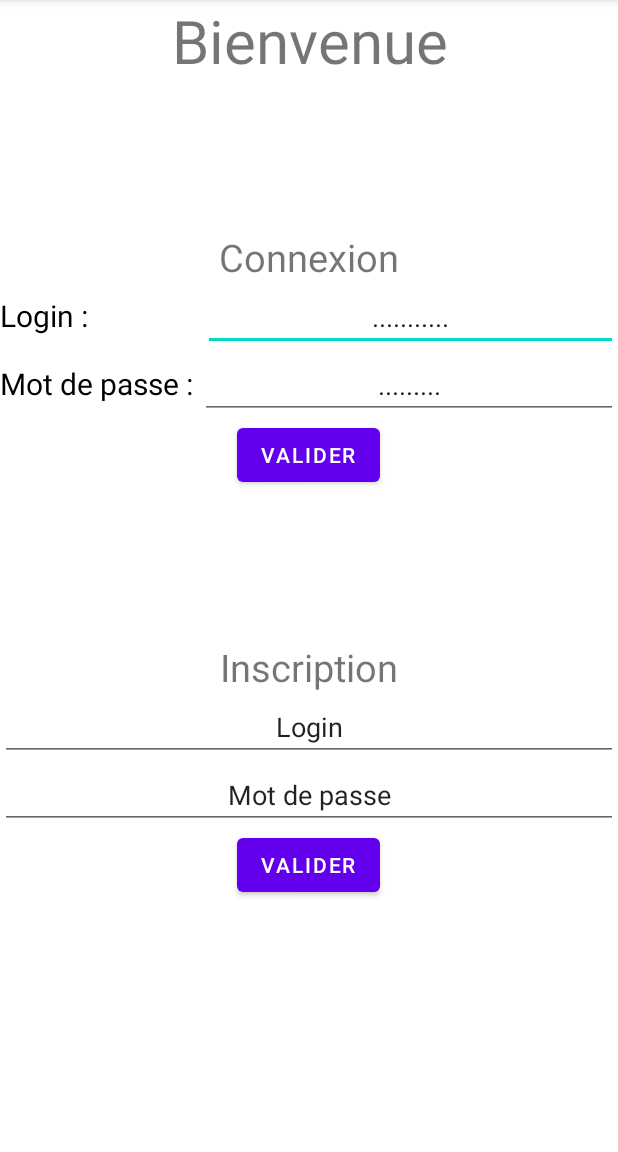
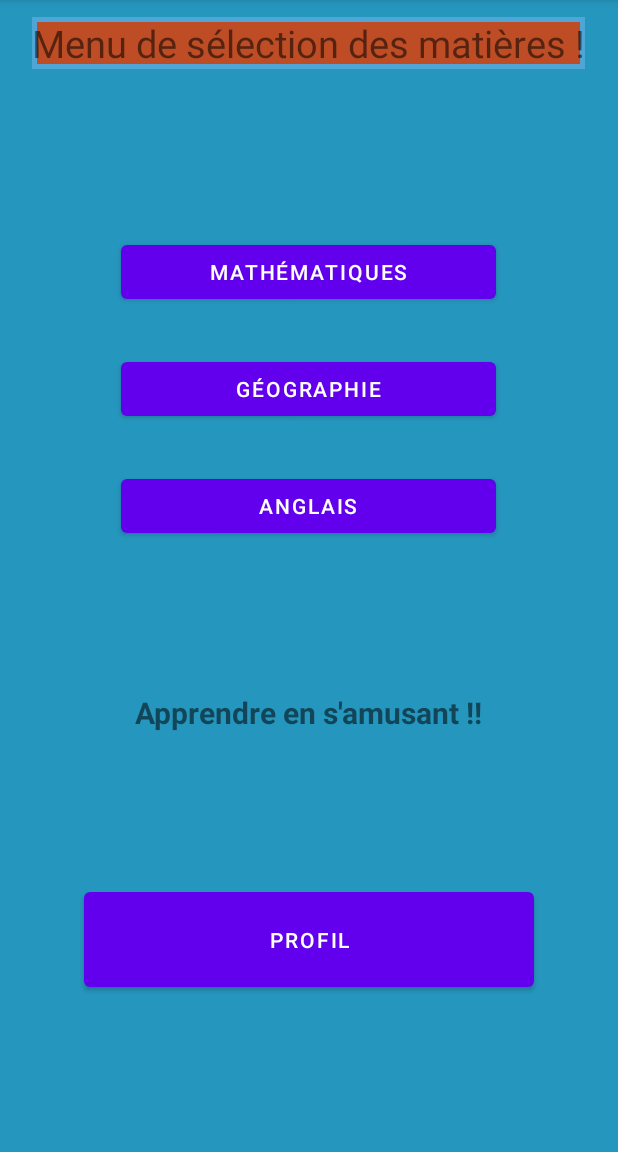
Before and after one commit to CorentinBourgeaud/Ecole-Projet, an Android app: the screen it shows after launch (Connexion before the commit, Accueil after it), after a tap on "VALIDER", on a phone screen of 412 x 824 dp, the part 84-1236 px from its top. Run offline under Robolectric (Android 15) with nearby library versions, the phone set to English and light mode, and no system bars.

Commit message:
INTENT QUI FONCTIONNE UWU

```diff
--- a/app/src/main/AndroidManifest.xml
+++ b/app/src/main/AndroidManifest.xml
@@ -19,6 +19,9 @@
             </intent-filter>
         </activity>
 
+        <activity android:name=".Accueil"
+            android:exported="true" />
+
     </application>
 
 </manifest>
--- a/app/src/main/java/com/example/projetandroid/accueil.java
+++ b/app/src/main/java/com/example/projetandroid/Accueil.java
@@ -6,7 +6,7 @@ import android.view.View;
 import android.widget.EditText;
 import androidx.appcompat.app.AppCompatActivity;
 
-public class accueil extends AppCompatActivity {
+public class Accueil extends AppCompatActivity {
 
     @Override
     protected void onCreate(Bundle savedInstanceState) {
--- a/app/src/main/java/com/example/projetandroid/Connexion.java
+++ b/app/src/main/java/com/example/projetandroid/Connexion.java
@@ -18,8 +18,10 @@ public class Connexion extends AppCompatActivity {
     public void checkConnect(View view){
         EditText loginView = findViewById(R.id.conn_login);
         String login = loginView.getText().toString();
-        Intent intent = new Intent(this, accueil.class);
-        intent.putExtra("nom", login);
+        Intent intent = new Intent(Connexion.this, Accueil.class);
+        //intent.putExtra("nom", login);
         startActivity(intent);
+
+
     }
 }
--- a/app/src/main/res/layout/accueil.xml
+++ b/app/src/main/res/layout/accueil.xml
@@ -5,7 +5,7 @@
     android:layout_width="match_parent"
     android:layout_height="match_parent"
     android:orientation="vertical"
-    tools:context=".accueil"
+    tools:context=".Accueil"
     android:background="#2596be">
 
     <TextView
```
